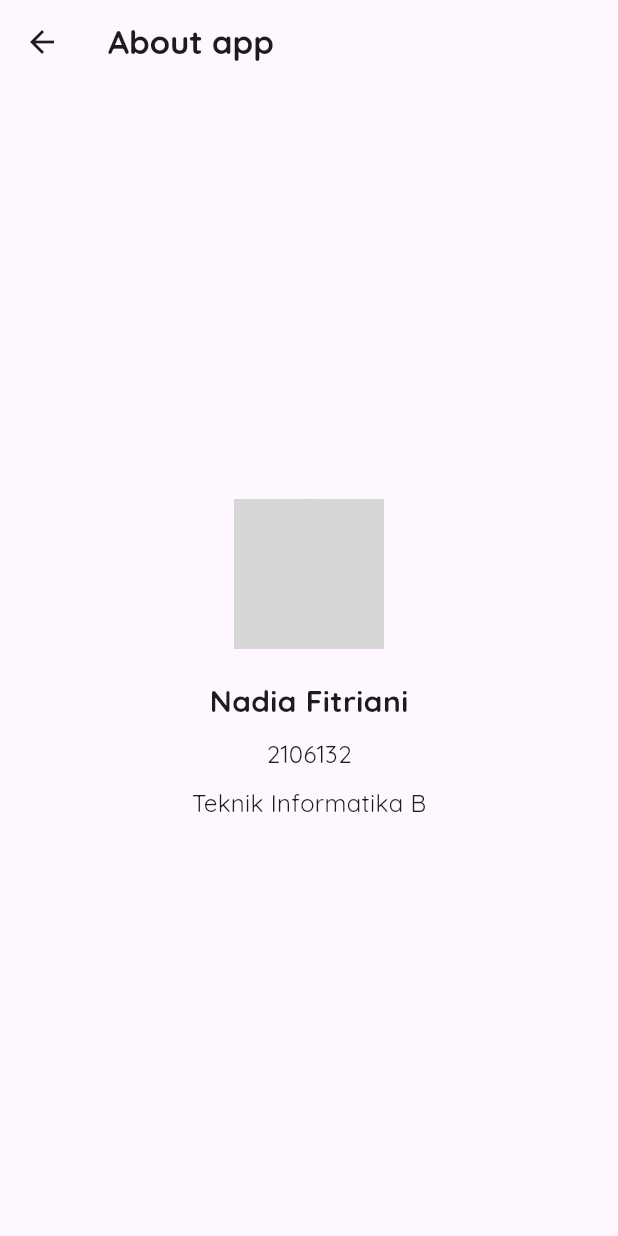
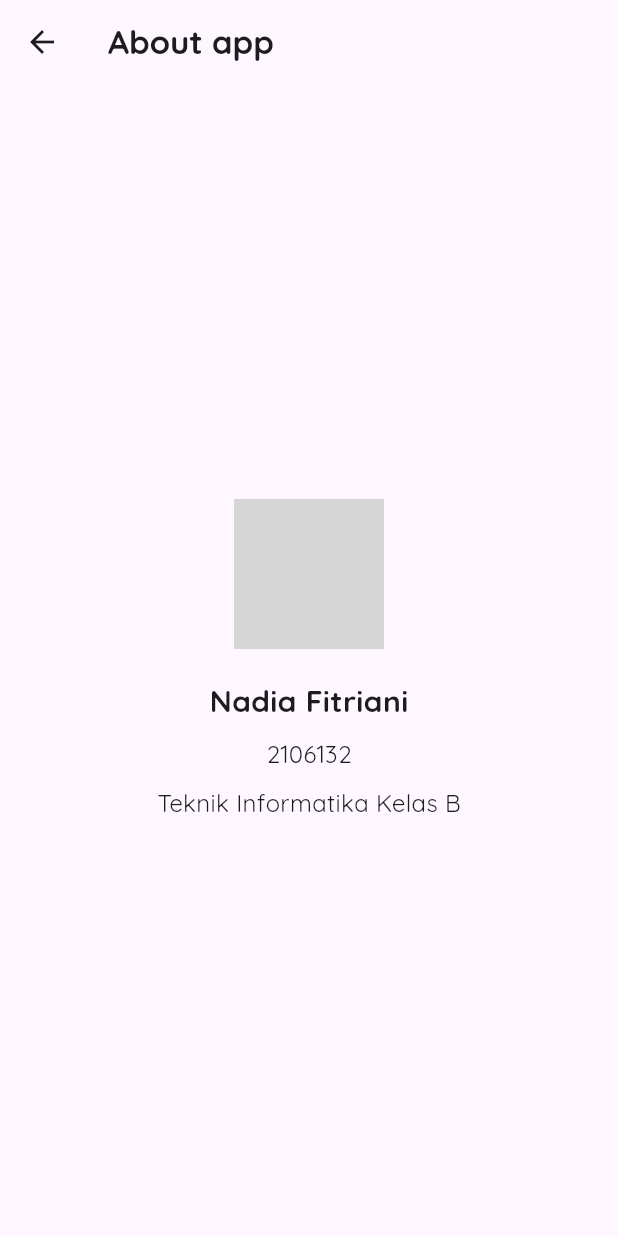
Before and after one commit to nadiaff25/Tugas13_ReleaseApk, a Flutter app: the AboutPage screen opened by its route, on a phone screen of 412 x 824 dp. Run offline on Flutter 3.47's test engine with Material 3 defaults, Android fonts, the phone set to English and light mode, and no system bars; our stand-ins replace sqflite; accounts and stored records are empty; grey boxes are pictures that could not be loaded.

Commit message:
tugas p13 release apk

```diff
--- a/lib/pages/about_page.dart
+++ b/lib/pages/about_page.dart
@@ -4,7 +4,7 @@ import 'package:flutter/material.dart';
 class AboutPage extends StatelessWidget {
   const AboutPage({super.key});
 
- @override
+  @override
   Widget build(BuildContext context) {
     return Scaffold(
       appBar: AppBar(
@@ -20,10 +20,10 @@ class AboutPage extends StatelessWidget {
           mainAxisAlignment: MainAxisAlignment.center,
           children: [
             CircleAvatar(
-              radius: 50, // Adjust radius size as desired
-              backgroundImage: AssetImage('assets/images/nadia.jpg'), // Replace with your photo path
+              radius: 50,
+              backgroundImage: AssetImage('assets/images/nadia.jpg'),
             ),
-            SizedBox(height: 20), // Spacer between photo and the next text
+            SizedBox(height: 20),
             Text(
               "Nadia Fitriani",
               style: TextStyle(
@@ -31,16 +31,16 @@ class AboutPage extends StatelessWidget {
                 fontWeight: FontWeight.bold,
               ),
             ),
-            SizedBox(height: 10), // Spacer between name and student ID
+            SizedBox(height: 10),
             Text(
               "2106132",
               style: TextStyle(
                 fontSize: 16,
               ),
             ),
-            SizedBox(height: 10), // Spacer between student ID and program name
+            SizedBox(height: 10),
             Text(
-              "Teknik Informatika B",
+              "Teknik Informatika Kelas B",
               style: TextStyle(
                 fontSize: 16,
               ),
```
